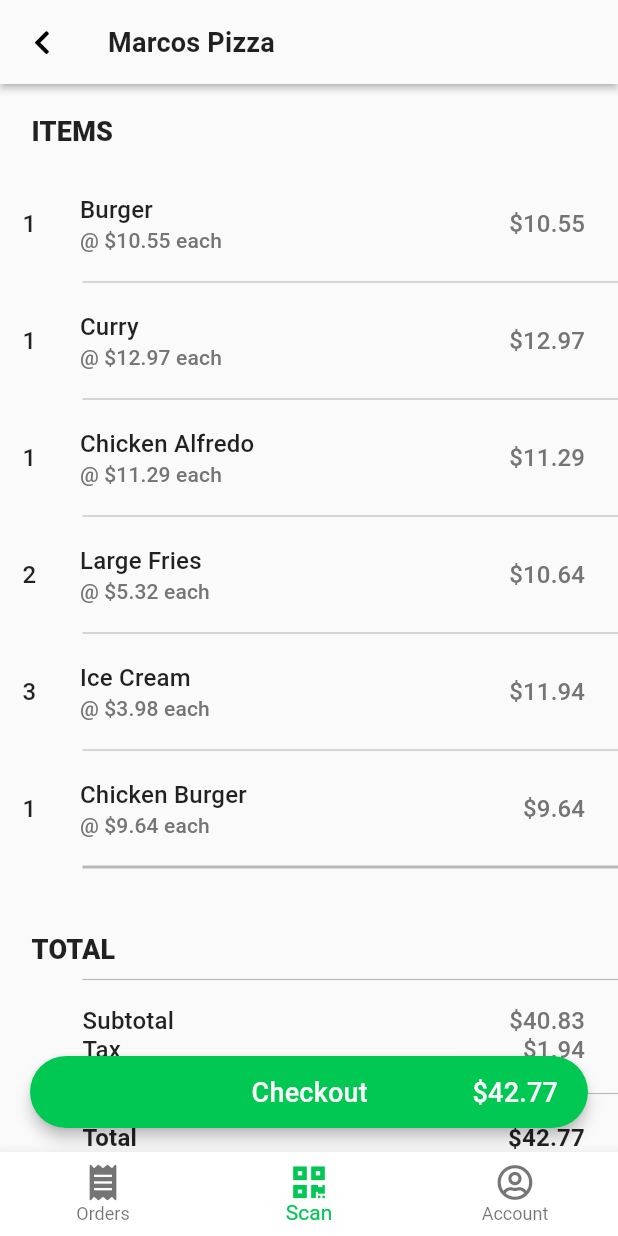
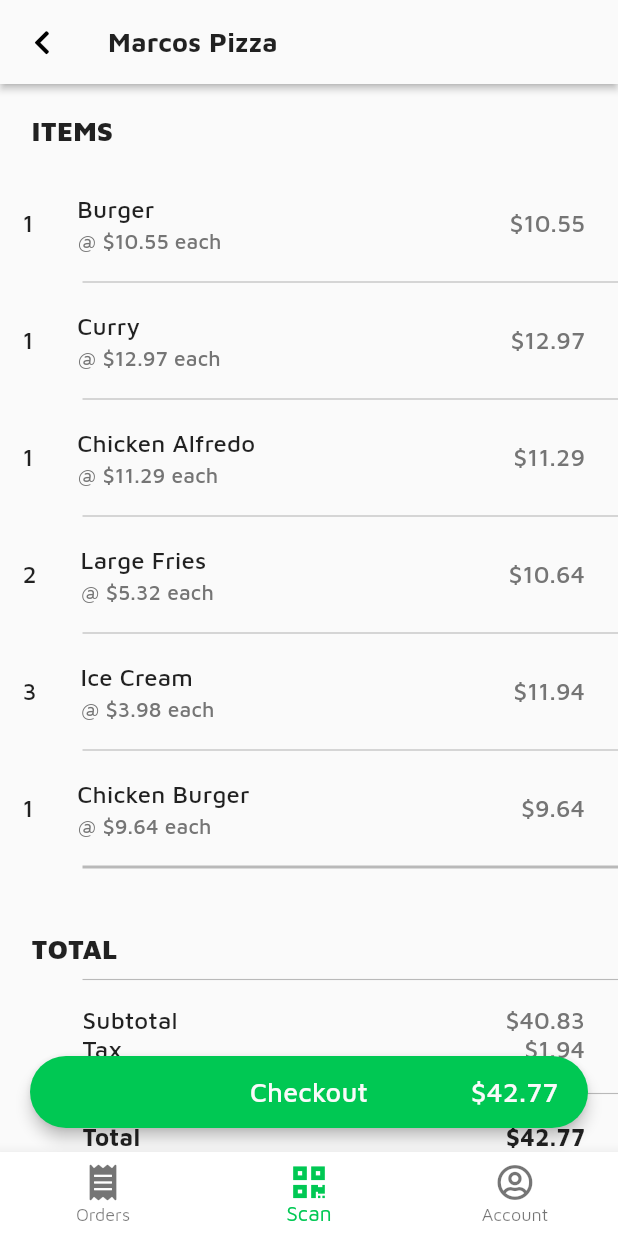
Before and after one commit to kchangela7/dinendash, a Flutter app: the screen it shows once a user with an empty profile is signed in, on a phone screen of 412 x 824 dp. Run offline on Flutter 3.47's test engine with Material 2 defaults, Android fonts, the phone set to English and light mode, and no system bars; our stand-ins replace cloud_firestore, firebase_auth, flutter_spinkit, font_awesome_flutter, form_field_validator, google_sign_in; missing offline and left inert: awesome_card, barcode_scan; accounts and stored records are empty.

Commit message:
changed fonts

```diff
--- a/lib/main.dart
+++ b/lib/main.dart
@@ -17,15 +17,12 @@ class MyApp extends StatelessWidget {
       value: AuthService().user,
       child: MaterialApp(
         theme: ThemeData(
-          backgroundColor: background,
-          primaryColor: primary,
-          fontFamily: "Roboto",
-          appBarTheme: AppBarTheme(
-            elevation: 2,
-            color: background
-          ),
-          dividerTheme: DividerThemeData(thickness: 0.75, space: 40, indent: 40, color: Colors.black26)
-        ),
+            backgroundColor: background,
+            primaryColor: primary,
+            fontFamily: "MavenPro",
+            appBarTheme: AppBarTheme(elevation: 2, color: background),
+            dividerTheme: DividerThemeData(
+                thickness: 0.75, space: 40, indent: 40, color: Colors.black26)),
         home: Wrapper(),
       ),
     );
```
Also changed, not shown: pubspec.yaml (+9 -5 lines), fonts/MavenPro-Black.ttf (added), fonts/MavenPro-Bold.ttf (added), fonts/MavenPro-ExtraBold.ttf (added), fonts/MavenPro-Medium.ttf (added), fonts/MavenPro-Regular.ttf (added), fonts/MavenPro-SemiBold.ttf (added), 1 other file.
